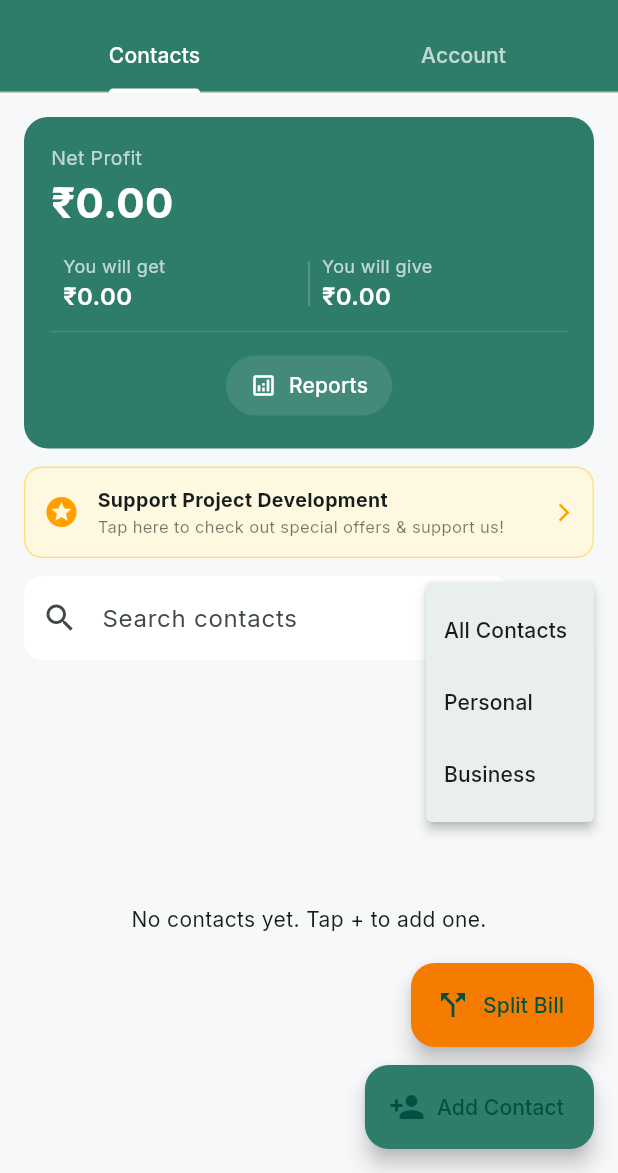
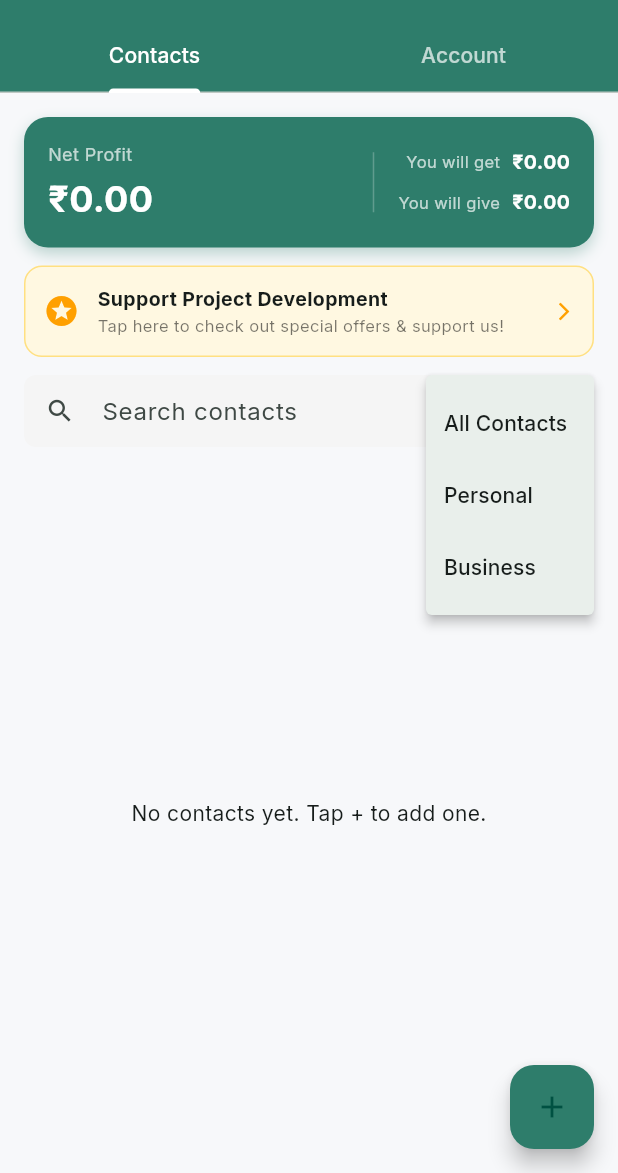
Before and after one commit to mk-ooo1/apphub-files, a Flutter app: the screen it shows once a user with an empty profile is signed in, after a tap on the "filter list" icon, on a phone screen of 412 x 824 dp, the part 63-1236 px from its top. Run offline on Flutter 3.47's test engine with Material 3 defaults, Android fonts, the light colour scheme and no system bars; our stand-ins replace cloud_firestore, firebase_auth, firebase_core, fl_chart, flutter_local_notifications, google_fonts and 7 more; accounts and stored records are empty.

Commit message:
ui Improve

```diff
--- a/lib/screens/dashboard_screen.dart
+++ b/lib/screens/dashboard_screen.dart
@@ -167,32 +167,60 @@ class _DashboardScreenState extends State<DashboardScreen> {
                 );
               }
 
-              return Column(
+              return FloatingActionButton(
+                heroTag: 'add_menu',
+                backgroundColor: AppColors.primary,
+                child: const Icon(Icons.add),
+                onPressed: () {
+                  showModalBottomSheet(
+                    context: context,
+                    shape: const RoundedRectangleBorder(
+                      borderRadius: BorderRadius.vertical(top: Radius.circular(20)),
+                    ),
+                    builder: (ctx) => SafeArea(
+                      child: Column(
                         mainAxisSize: MainAxisSize.min,
-                crossAxisAlignment: CrossAxisAlignment.end,
                         children: [
-                  FloatingActionButton.extended(
-                    heroTag: 'split',
-                    onPressed: () => Navigator.push(
-                      context,
-                      MaterialPageRoute(builder: (_) => const SplitBillScreen()),
+                          const SizedBox(height: 8),
+                          Center(
+                            child: Container(
+                              width: 40,
+                              height: 4,
+                              decoration: BoxDecoration(
+                                color: Colors.grey.shade300,
+                                borderRadius: BorderRadius.circular(2),
                               ),
-                    icon: const Icon(Icons.call_split),
-                    label: Text(l10n.splitBill),
-                    backgroundColor: Colors.orange.shade700,
                             ),
-                  const SizedBox(height: 12),
-                  FloatingActionButton.extended(
-                    heroTag: 'add_contact',
-                    onPressed: () => Navigator.push(
-                      context,
-                      MaterialPageRoute(builder: (_) => const AddContactScreen()),
                           ),
-                    icon: const Icon(Icons.person_add),
-                    label: Text(l10n.addContact),
-                    backgroundColor: AppColors.primary,
+                          const SizedBox(height: 16),
+                          ListTile(
+                            leading: CircleAvatar(
+                              backgroundColor: AppColors.primary.withValues(alpha: 0.1),
+                              child: const Icon(Icons.person_add, color: AppColors.primary),
                             ),
+                            title: Text(l10n.addContact, style: const TextStyle(fontWeight: FontWeight.bold)),
+                            onTap: () {
+                              Navigator.pop(ctx);
+                              Navigator.push(context, MaterialPageRoute(builder: (_) => const AddContactScreen()));
+                            },
+                          ),
+                          ListTile(
+                            leading: CircleAvatar(
+                              backgroundColor: Colors.orange.shade700.withValues(alpha: 0.1),
+                              child: Icon(Icons.call_split, color: Colors.orange.shade700),
+                            ),
+                            title: Text(l10n.splitBill, style: const TextStyle(fontWeight: FontWeight.bold)),
+                            onTap: () {
+                              Navigator.pop(ctx);
+                              Navigator.push(context, MaterialPageRoute(builder: (_) => const SplitBillScreen()));
+                            },
+                          ),
+                          const SizedBox(height: 16),
                         ],
+                      ),
+                    ),
+                  );
+                },
               );
             },
           );
@@ -303,11 +331,13 @@ class _ContactsTab extends StatelessWidget {
                         child: TextField(
                           decoration: InputDecoration(
                             hintText: l10n.searchContacts,
-                            prefixIcon: const Icon(Icons.search),
+                            prefixIcon: const Icon(Icons.search, size: 20),
+                            isDense: true,
+                            contentPadding: const EdgeInsets.symmetric(vertical: 8),
                             filled: true,
-                            fillColor: Colors.white,
+                            fillColor: Colors.grey.shade100,
                             border: OutlineInputBorder(
-                              borderRadius: BorderRadius.circular(12),
+                              borderRadius: BorderRadius.circular(8),
                               borderSide: BorderSide.none,
                             ),
                           ),
@@ -706,80 +736,55 @@ class _SummaryCard extends StatelessWidget {
     final l10n = AppLocalizations.of(context)!;
     return Container(
       margin: const EdgeInsets.fromLTRB(16, 16, 16, 0),
-      padding: const EdgeInsets.all(18),
+      padding: const EdgeInsets.all(16),
       decoration: BoxDecoration(
         color: AppColors.primary,
         borderRadius: BorderRadius.circular(16),
+        boxShadow: [
+          BoxShadow(color: AppColors.primary.withValues(alpha: 0.3), blurRadius: 8, offset: const Offset(0, 4))
+        ],
       ),
+      child: Row(
+        children: [
+          Expanded(
             child: Column(
               crossAxisAlignment: CrossAxisAlignment.start,
               children: [
                 Text(
                   totals.net >= 0 ? l10n.netProfit : l10n.netLoss,
-            style: const TextStyle(color: Colors.white70, fontSize: 13),
+                  style: const TextStyle(color: Colors.white70, fontSize: 12),
                 ),
+                const SizedBox(height: 4),
                 Text(
                   _currency.format(totals.net.abs()),
                   style: const TextStyle(
-                color: Colors.white, fontSize: 28, fontWeight: FontWeight.bold),
-          ),
-          const SizedBox(height: 14),
-          Row(
-            children: [
-              Expanded(
-                child: _MiniStat(
-                  label: l10n.youWillGet,
-                  value: totals.toReceive,
-                  color: Colors.white,
-                ),
-              ),
-              Container(width: 1, height: 30, color: Colors.white24),
-              Expanded(
-                child: _MiniStat(
-                  label: l10n.youWillGive,
-                  value: totals.toPay,
-                  color: Colors.white,
-                ),
+                      color: Colors.white, fontSize: 24, fontWeight: FontWeight.bold),
                 ),
               ],
             ),
-          const Divider(color: Colors.white12, height: 24),
-          Center(
-            child: TextButton.icon(
-              onPressed: () => Navigator.push(
-                context,
-                MaterialPageRoute(builder: (_) => const ReportsScreen()),
           ),
-              icon: const Icon(Icons.analytics_outlined, color: Colors.white, size: 18),
-              label: Text(l10n.reports, style: const TextStyle(color: Colors.white)),
-              style: TextButton.styleFrom(
-                padding: const EdgeInsets.symmetric(horizontal: 16),
-                backgroundColor: Colors.white.withValues(alpha: 0.1),
+          Container(width: 1, height: 40, color: Colors.white24, margin: const EdgeInsets.symmetric(horizontal: 16)),
+          Column(
+            crossAxisAlignment: CrossAxisAlignment.end,
+            mainAxisAlignment: MainAxisAlignment.center,
+            children: [
+              Row(
+                children: [
+                  Text(l10n.youWillGet, style: const TextStyle(color: Colors.white70, fontSize: 11)),
+                  const SizedBox(width: 8),
+                  Text(_currency.format(totals.toReceive), style: const TextStyle(color: Colors.white, fontSize: 13, fontWeight: FontWeight.bold)),
+                ],
               ),
-            ),
+              const SizedBox(height: 8),
+              Row(
+                children: [
+                  Text(l10n.youWillGive, style: const TextStyle(color: Colors.white70, fontSize: 11)),
+                  const SizedBox(width: 8),
+                  Text(_currency.format(totals.toPay), style: const TextStyle(color: Colors.white, fontSize: 13, fontWeight: FontWeight.bold)),
+                ],
               ),
             ],
           ),
-    );
-  }
-}
-
-class _MiniStat extends StatelessWidget {
-  final String label;
-  final double value;
-  final Color color;
-  const _MiniStat({required this.label, required this.value, required this.color});
-
-  @override
-  Widget build(BuildContext context) {
-    return Padding(
-      padding: const EdgeInsets.symmetric(horizontal: 8),
-      child: Column(
-        crossAxisAlignment: CrossAxisAlignment.start,
-        children: [
-          Text(label, style: TextStyle(color: color.withValues(alpha: 0.7), fontSize: 12)),
-          Text(_currency.format(value),
-              style: TextStyle(color: color, fontSize: 16, fontWeight: FontWeight.w600)),
         ],
       ),
     );
```
Also changed, not shown: 3 other files. Lines whose indentation alone changed are shown as unchanged.
